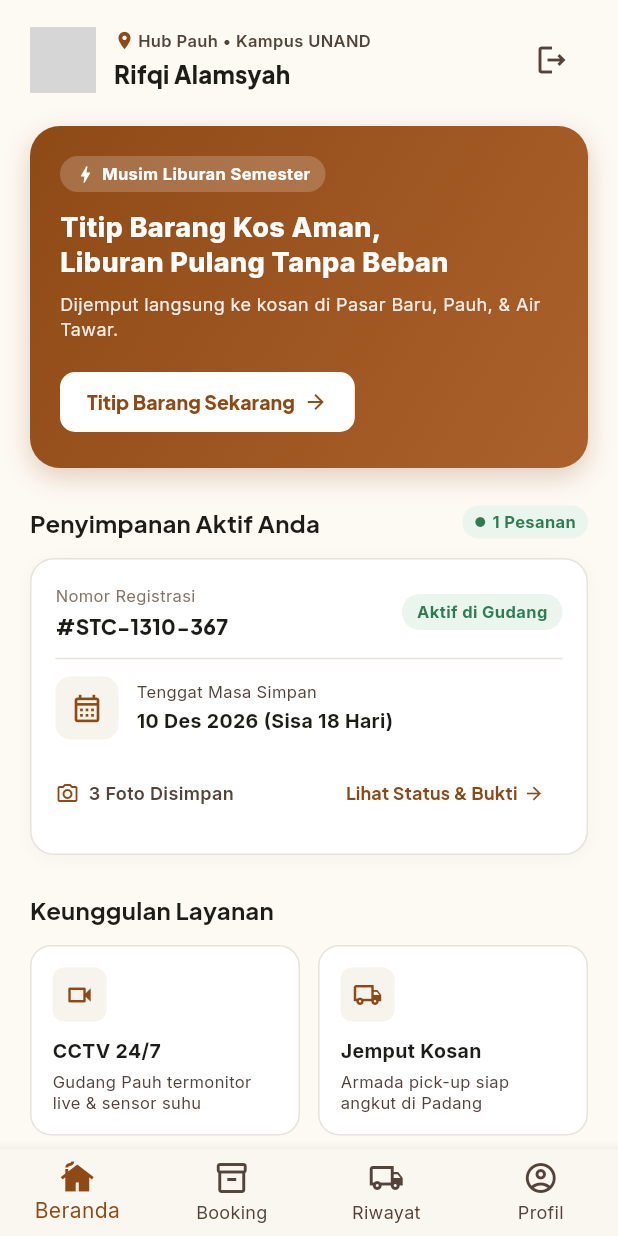
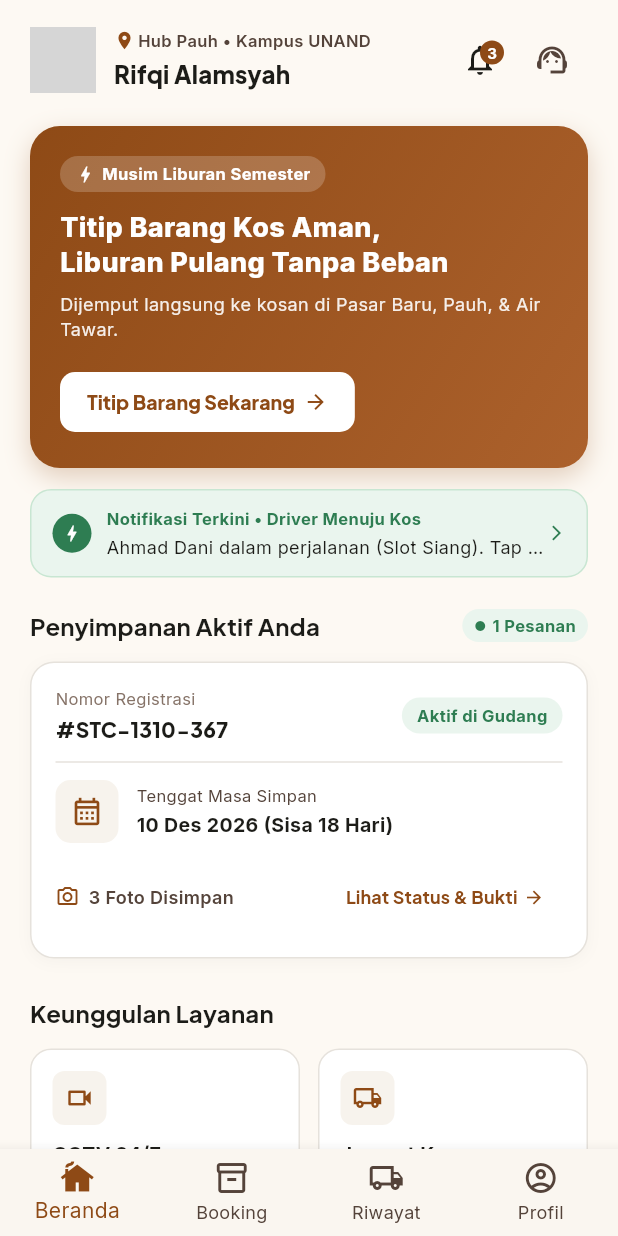
Before and after one commit to VaniaUlimazRivani/kosinaja-flutter, a Flutter app: the HomeScreen screen opened by its route, on a phone screen of 412 x 824 dp. Run offline on Flutter 3.47's test engine with Material 2 defaults, Android fonts, the phone set to English and light mode, and no system bars; our stand-ins replace google_fonts; network calls fail; grey boxes are pictures that could not be loaded.

Commit message:
feat: tambah fitur notifikasi dan integrasi antarmuka payment gateway Xendit

```diff
--- a/lib/main.dart
+++ b/lib/main.dart
@@ -12,6 +12,7 @@ import 'screens/tracking/tracking_screen.dart';
 import 'screens/orders/orders_screen.dart';
 import 'screens/help/help_screen.dart';
 import 'screens/profile/profile_screen.dart';
+import 'screens/notifications/notifications_screen.dart';
 
 void main() {
   runApp(const KosinAjaApp());
@@ -37,6 +38,7 @@ class KosinAjaApp extends StatelessWidget {
         '/orders': (context) => const OrdersScreen(),
         '/help': (context) => const HelpScreen(),
         '/profile': (context) => const ProfileScreen(),
+        '/notifications': (context) => const NotificationsScreen(),
       },
       onGenerateRoute: (settings) {
         if (settings.name == '/booking-step2') {
--- a/lib/screens/home/home_screen.dart
+++ b/lib/screens/home/home_screen.dart
@@ -70,12 +70,48 @@ class HomeScreen extends StatelessWidget {
                   ),
                   Row(
                     children: [
+                      // Notification Bell with Unread Badge
+                      Stack(
+                        children: [
+                          IconButton(
+                            onPressed: () {
+                              Navigator.pushNamed(context, '/notifications');
+                            },
+                            icon: const Icon(Icons.notifications_outlined, color: AppColors.text, size: 24),
+                            tooltip: 'Notifikasi & Status',
+                          ),
+                          Positioned(
+                            right: 8,
+                            top: 8,
+                            child: Container(
+                              padding: const EdgeInsets.all(4),
+                              decoration: const BoxDecoration(
+                                color: AppColors.primary,
+                                shape: BoxShape.circle,
+                              ),
+                              constraints: const BoxConstraints(
+                                minWidth: 16,
+                                minHeight: 16,
+                              ),
+                              child: const Text(
+                                '3',
+                                style: TextStyle(
+                                  color: Colors.white,
+                                  fontSize: 10,
+                                  fontWeight: FontWeight.bold,
+                                ),
+                                textAlign: TextAlign.center,
+                              ),
+                            ),
+                          ),
+                        ],
+                      ),
                       IconButton(
                         onPressed: () {
-                          Navigator.pushNamed(context, '/login');
+                          Navigator.pushNamed(context, '/help');
                         },
-                        icon: const Icon(Icons.logout_outlined, color: AppColors.textSecondary),
-                        tooltip: 'Keluar',
+                        icon: const Icon(Icons.support_agent, color: AppColors.textSecondary),
+                        tooltip: 'Pusat Bantuan',
                       ),
                     ],
                   ),
@@ -175,7 +211,64 @@ class HomeScreen extends StatelessWidget {
                 ),
               ),
 
-              const SizedBox(height: 24),
+              const SizedBox(height: 14),
+
+              // Live Real-time Status Alert Banner (Interactive)
+              InkWell(
+                onTap: () {
+                  Navigator.pushNamed(context, '/notifications');
+                },
+                borderRadius: BorderRadius.circular(14),
+                child: Container(
+                  padding: const EdgeInsets.symmetric(horizontal: 14, vertical: 11),
+                  decoration: BoxDecoration(
+                    color: const Color(0xFFEAF5EE),
+                    borderRadius: BorderRadius.circular(14),
+                    border: Border.all(color: const Color(0xFFC8E6D2)),
+                  ),
+                  child: Row(
+                    children: [
+                      Container(
+                        padding: const EdgeInsets.all(6),
+                        decoration: const BoxDecoration(
+                          color: Color(0xFF2E7D52),
+                          shape: BoxShape.circle,
+                        ),
+                        child: const Icon(Icons.bolt, size: 14, color: Colors.white),
+                      ),
+                      const SizedBox(width: 10),
+                      const Expanded(
+                        child: Column(
+                          crossAxisAlignment: CrossAxisAlignment.start,
+                          children: [
+                            Text(
+                              'Notifikasi Terkini • Driver Menuju Kos',
+                              style: TextStyle(
+                                fontSize: 11,
+                                fontWeight: FontWeight.bold,
+                                color: Color(0xFF2E7D52),
+                              ),
+                            ),
+                            SizedBox(height: 2),
+                            Text(
+                              'Ahmad Dani dalam perjalanan (Slot Siang). Tap untuk lacak...',
+                              style: TextStyle(
+                                fontSize: 12,
+                                color: AppColors.text,
+                              ),
+                              maxLines: 1,
+                              overflow: TextOverflow.ellipsis,
+                            ),
+                          ],
+                        ),
+                      ),
+                      const Icon(Icons.arrow_forward_ios, size: 12, color: Color(0xFF2E7D52)),
+                    ],
+                  ),
+                ),
+              ),
+
+              const SizedBox(height: 20),
 
               // Active Storage Card Section
               Row(
--- a/lib/screens/tracking/tracking_screen.dart
+++ b/lib/screens/tracking/tracking_screen.dart
@@ -352,7 +352,9 @@ class _TrackingScreenState extends State<TrackingScreen> {
                     const SizedBox(height: 6),
                     _buildResiRow('Item Disimpan', '1 Kardus Buku + 1 Kulkas Mini'),
                     const SizedBox(height: 6),
-                    _buildResiRow('Total Biaya', 'Rp 75.000 (Lunas via QRIS)'),
+                    _buildResiRow('Total Biaya', 'Rp 75.000 (Lunas)'),
+                    const SizedBox(height: 6),
+                    _buildResiRow('Payment Gateway', 'Xendit (Invoice #XND-88291)'),
                     const SizedBox(height: 6),
                     _buildResiRow('Masa Simpan', '10 Nov 2026 - 10 Des 2026'),
                   ],
```
Also changed, not shown: lib/screens/booking/booking_step3_screen.dart (+27 -5 lines), lib/screens/notifications/notifications_screen.dart (added, +529 -0 lines).
